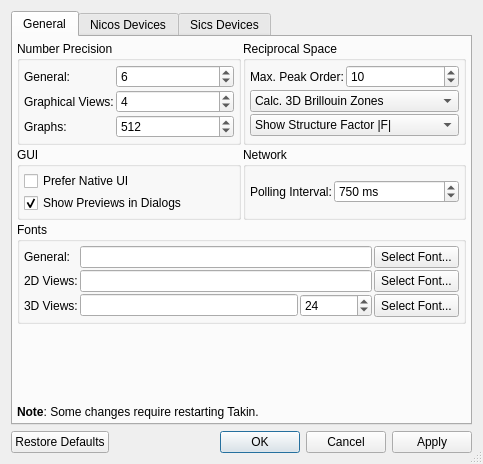
Old version of the form ui/settings.ui in the repository t-weber/takin.
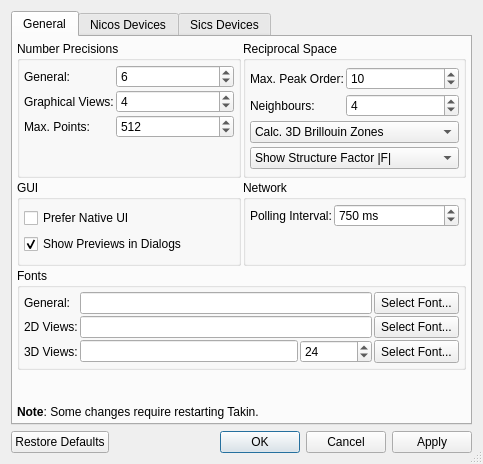
New version of the form.

Commit message: a) user-defined SGs, b) BZ precision

The edit to the form file:
```diff
--- a/ui/settings.ui
+++ b/ui/settings.ui
@@ -36,7 +36,7 @@
        <item row="0" column="0">
         <widget class="QGroupBox" name="groupBox_6">
          <property name="title">
-          <string>Number Precision</string>
+          <string>Number Precisions</string>
          </property>
          <layout class="QGridLayout" name="gridLayout_5">
           <property name="margin">
@@ -106,7 +106,7 @@
           <item row="2" column="0">
            <widget class="QLabel" name="label_17">
             <property name="text">
-             <string>Graphs:</string>
+             <string>Max. Points:</string>
             </property>
            </widget>
           </item>
@@ -123,6 +123,19 @@
             </property>
            </widget>
           </item>
+          <item row="3" column="0" colspan="2">
+           <spacer name="verticalSpacer_3">
+            <property name="orientation">
+             <enum>Qt::Vertical</enum>
+            </property>
+            <property name="sizeHint" stdset="0">
+             <size>
+              <width>20</width>
+              <height>40</height>
+             </size>
+            </property>
+           </spacer>
+          </item>
          </layout>
         </widget>
        </item>
@@ -353,7 +366,7 @@
             </property>
            </widget>
           </item>
-          <item row="2" column="0" colspan="2">
+          <item row="3" column="0" colspan="2">
            <widget class="QComboBox" name="comboSFact">
             <property name="sizePolicy">
              <sizepolicy hsizetype="Minimum" vsizetype="Fixed">
@@ -379,7 +392,7 @@
             </item>
            </widget>
           </item>
-          <item row="1" column="0" colspan="2">
+          <item row="2" column="0" colspan="2">
            <widget class="QComboBox" name="comboBZ">
             <item>
              <property name="text">
@@ -393,6 +406,26 @@
             </item>
            </widget>
           </item>
+          <item row="1" column="0">
+           <widget class="QLabel" name="label_45">
+            <property name="text">
+             <string>Neighbours:</string>
+            </property>
+           </widget>
+          </item>
+          <item row="1" column="1">
+           <widget class="QSpinBox" name="spinMaxNN">
+            <property name="toolTip">
+             <string>Maximum amount of next neighbours to include in Brillouin zone calculations.</string>
+            </property>
+            <property name="minimum">
+             <number>1</number>
+            </property>
+            <property name="value">
+             <number>4</number>
+            </property>
+           </widget>
+          </item>
          </layout>
         </widget>
        </item>
@@ -475,6 +508,19 @@
             </property>
            </widget>
           </item>
+          <item row="1" column="0" colspan="2">
+           <spacer name="verticalSpacer_4">
+            <property name="orientation">
+             <enum>Qt::Vertical</enum>
+            </property>
+            <property name="sizeHint" stdset="0">
+             <size>
+              <width>20</width>
+              <height>40</height>
+             </size>
+            </property>
+           </spacer>
+          </item>
          </layout>
         </widget>
        </item>
```
Left out of the diff: 8 changed lines with no effect on the pictures. The commit also changes 9 other files.
